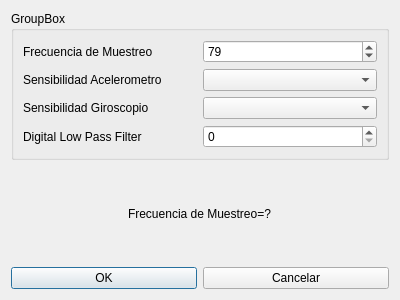
This is ajustessensores.ui in hectorda/Bio-Feedback as Qt 5 draws it before an edit. The edited form follows.
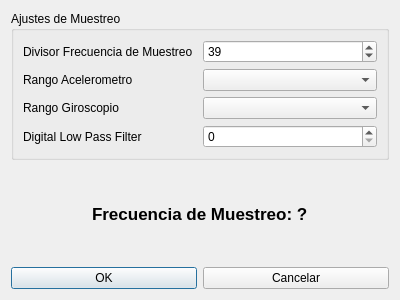
This is the edited form. Icons and pictures are not drawn.

Commit message: Ajustes Sensor 0.9

What changed in the file:
```diff
--- a/ajustessensores.ui
+++ b/ajustessensores.ui
@@ -17,13 +17,13 @@
    <item>
     <widget class="QGroupBox" name="groupBox">
      <property name="title">
-      <string>GroupBox</string>
+      <string>Ajustes de Muestreo</string>
      </property>
      <layout class="QGridLayout" name="gridLayout">
       <item row="0" column="0">
        <widget class="QLabel" name="label_3">
         <property name="text">
-         <string>Frecuencia de Muestreo</string>
+         <string>Divisor Frecuencia de Muestreo</string>
         </property>
        </widget>
       </item>
@@ -36,14 +36,14 @@
          <number>255</number>
         </property>
         <property name="value">
-         <number>79</number>
+         <number>39</number>
         </property>
        </widget>
       </item>
       <item row="1" column="0">
        <widget class="QLabel" name="label">
         <property name="text">
-         <string>Sensibilidad Acelerometro</string>
+         <string>Rango Acelerometro</string>
         </property>
        </widget>
       </item>
@@ -53,7 +53,7 @@
       <item row="2" column="0">
        <widget class="QLabel" name="label_2">
         <property name="text">
-         <string>Sensibilidad Giroscopio</string>
+         <string>Rango Giroscopio</string>
         </property>
        </widget>
       </item>
@@ -79,8 +79,17 @@
    </item>
    <item alignment="Qt::AlignHCenter">
     <widget class="QLabel" name="labelSampleRate">
+     <property name="font">
+      <font>
+       <family>MS Shell Dlg 2</family>
+       <pointsize>13</pointsize>
+       <weight>75</weight>
+       <bold>true</bold>
+       <strikeout>false</strikeout>
+      </font>
+     </property>
      <property name="text">
-      <string>Frecuencia de Muestreo=?</string>
+      <string>Frecuencia de Muestreo: ?</string>
      </property>
     </widget>
    </item>
```
Left out of the diff: 10 changed lines with no effect on the pictures. The commit also changes 6 other files.
